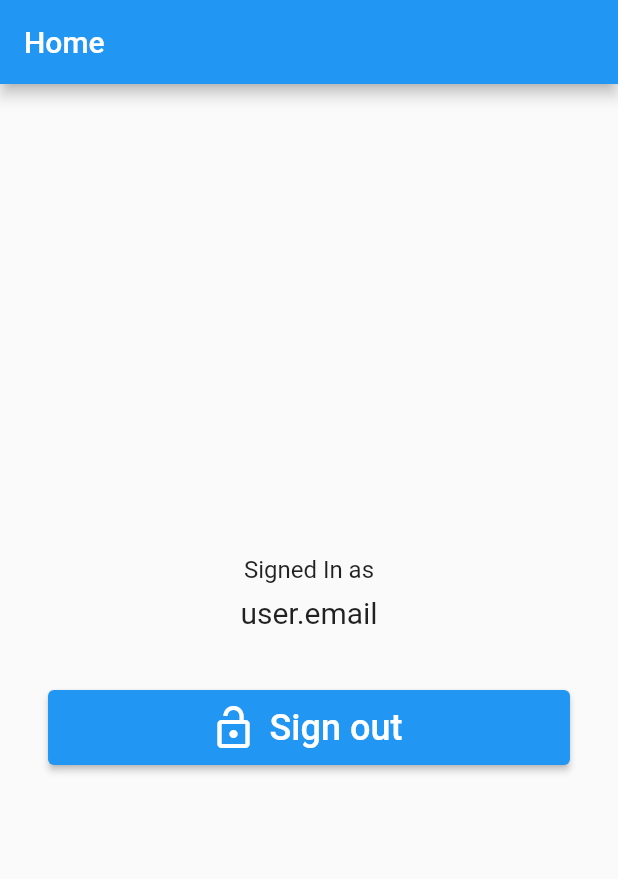
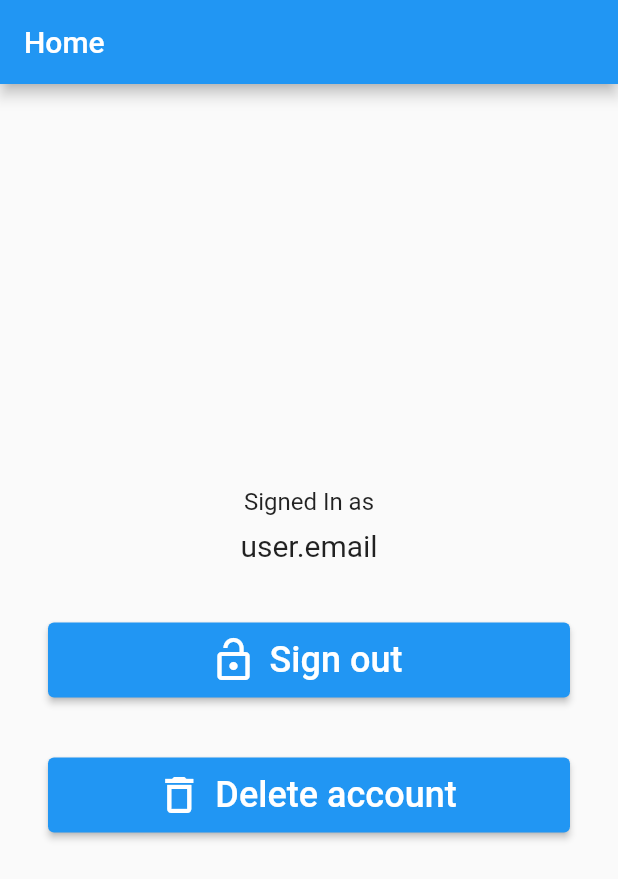
Before and after one commit to polymorph233/culture_flutter_client, a Flutter app: the screen it shows once a user with an empty profile is signed in, on a phone screen of 412 x 824 dp. Shown: the top 879 px of the screen. Run offline on Flutter 3.47's test engine with Material 2 defaults, Android fonts, the phone set to English and light mode, and no system bars; our stand-ins replace email_validator, firebase_auth, firebase_core, go_router; accounts and stored records are empty.

Commit message:
correct error of syntax of verification email and add delete account

```diff
--- a/lib/main.dart
+++ b/lib/main.dart
@@ -1,5 +1,6 @@
 import 'package:culture_flutter_client/screens/auth_choice_screen.dart';
 import 'package:culture_flutter_client/screens/auth_screen.dart';
+import 'package:culture_flutter_client/screens/delete_account.dart';
 import 'package:culture_flutter_client/screens/home_screen.dart';
 import 'package:culture_flutter_client/screens/login_screen.dart';
 import 'package:culture_flutter_client/screens/sign_up_screen.dart';
@@ -35,7 +36,8 @@ class MyApp extends StatelessWidget {
         '/login': (context) => LoginScreen(
               onClickedSignUp: () {},
             ),
-        '/home': (context) => HomeScreen()
+        '/home': (context) => HomeScreen(),
+        '/deleteaccount': (context) => DeleteAccountScreen()
       },
       home: MainPage(),
       debugShowCheckedModeBanner: false,
@@ -54,9 +56,7 @@ class MainPage extends StatelessWidget {
               return Center(child: CircularProgressIndicator());
             } else if (snapshot.hasError) {
               return Center(child: Text('Something went wrong!'));
-            }
-            //if user is sign in
-            else if (snapshot.hasData) {
+            } else if (snapshot.hasData) {
               return VerifyEmailScreen();
             } else {
               return AuthChoiceScreen();
--- a/lib/screens/auth_choice_screen.dart
+++ b/lib/screens/auth_choice_screen.dart
@@ -28,10 +28,10 @@ class AuthChoiceScreenState extends State<AuthChoiceScreen> {
           mainAxisAlignment: MainAxisAlignment.center,
           children: [
             Image(
-              image: AssetImage('assets/images/logo.png'),
-              width: 150,
+              image: AssetImage('assets/images/logo2.png'),
+              width: 200,
             ),
-            SizedBox(height: 300),
+            SizedBox(height: 275),
             ElevatedButton(
               style: ButtonStyle(
                 backgroundColor: MaterialStateProperty.all(Colors.white),
--- a/lib/screens/home_screen.dart
+++ b/lib/screens/home_screen.dart
@@ -1,3 +1,4 @@
+import 'package:culture_flutter_client/screens/delete_account.dart';
 import 'package:flutter/material.dart';
 import 'package:flutter/cupertino.dart';
 import 'package:firebase_auth/firebase_auth.dart';
@@ -39,6 +40,17 @@ class HomeScreenState extends State<HomeScreen> {
                   style: TextStyle(fontSize: 24),
                 ),
                 onPressed: () => FirebaseAuth.instance.signOut()),
+            SizedBox(height: 40),
+            ElevatedButton.icon(
+                style:
+                    ElevatedButton.styleFrom(minimumSize: Size.fromHeight(50)),
+                icon: Icon(Icons.delete_outlined, size: 32),
+                label: Text(
+                  'Delete account',
+                  style: TextStyle(fontSize: 24),
+                ),
+                onPressed: () =>
+                    Navigator.pushNamed(context, '/deleteaccount')),
           ],
         ),
       ),
--- a/lib/screens/verify_email_screen.dart
+++ b/lib/screens/verify_email_screen.dart
@@ -13,6 +13,7 @@ class VerifyEmailScreen extends StatefulWidget {
 
 class VerifyEmailScreenState extends State<VerifyEmailScreen> {
   bool isEmailVerified = false;
+  bool canResendEmail = false;
   Timer? timer;
 
   @override
@@ -26,7 +27,7 @@ class VerifyEmailScreenState extends State<VerifyEmailScreen> {
 
       timer = Timer.periodic(
         Duration(seconds: 3),
-        (_) => Future checkEmailVerified(),
+        (_) => checkEmailVerified(),
       );
     }
   }
@@ -41,6 +42,9 @@ class VerifyEmailScreenState extends State<VerifyEmailScreen> {
     try {
       final user = FirebaseAuth.instance.currentUser!;
       await user.sendEmailVerification();
+      setState(() => canResendEmail = false);
+      await Future.delayed(Duration(seconds: 5));
+      setState(() => canResendEmail = true);
     } catch (e) {
       Utils.showSnackBar(e.toString());
     }
@@ -53,9 +57,43 @@ class VerifyEmailScreenState extends State<VerifyEmailScreen> {
           appBar: AppBar(
             title: Text('Verify Email'),
           ),
+          body: Padding(
+            padding: EdgeInsets.all(16),
+            child: Column(
+              mainAxisAlignment: MainAxisAlignment.center,
+              children: [
+                Text(
+                  'A verification email has been sent to your email.',
+                  style: TextStyle(fontSize: 20),
+                  textAlign: TextAlign.center,
+                ),
+                SizedBox(height: 24),
+                ElevatedButton.icon(
+                  style: ElevatedButton.styleFrom(
+                      minimumSize: Size.fromHeight(50)),
+                  icon: Icon(Icons.email, size: 32),
+                  label: Text(
+                    'Resent Email',
+                    style: TextStyle(fontSize: 24),
+                  ),
+                  onPressed: canResendEmail ? sendVerificationEmail : null,
+                ),
+                SizedBox(height: 8),
+                TextButton(
+                    style: ElevatedButton.styleFrom(
+                      minimumSize: Size.fromHeight(50),
+                    ),
+                    child: Text(
+                      'Cancel',
+                      style: TextStyle(fontSize: 24),
+                    ),
+                    onPressed: () => FirebaseAuth.instance.signOut())
+              ],
+            ),
+          ),
         );
 
-  Future checkEmailVerified() async{
+  Future checkEmailVerified() async {
     await FirebaseAuth.instance.currentUser!.reload();
 
     setState(() {
--- a/pubspec.yaml
+++ b/pubspec.yaml
@@ -70,6 +70,7 @@ flutter:
   assets:
      - assets/images/background_welcome_screen.jpg
      - assets/images/logo.png
+     - assets/images/logo2.png
 
 
   # An image asset can refer to one or more resolution-specific "variants", see
```
Also changed, not shown: lib/screens/delete_account.dart (added, +148 -0 lines), lib/screens/sign_up_screen.dart (+5 -2 lines), assets/images/logo2.png (added).
